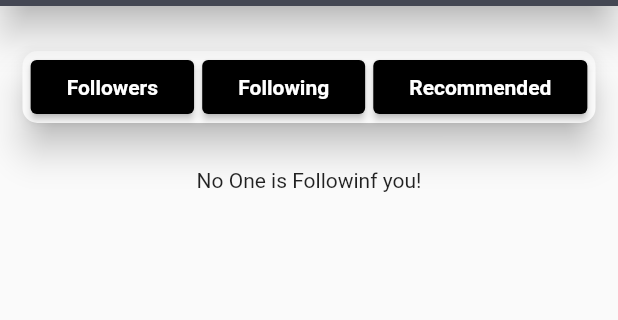
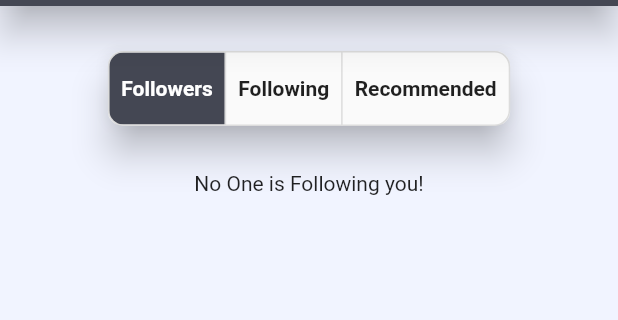
Before and after one commit to DhrupamP/MissionEd-forum-App, a Flutter app: the NetworkPage screen opened by its route, on a phone screen of 412 x 824 dp, the part 84-404 px from its top. Run offline on Flutter 3.47's test engine with Material 2 defaults, Android fonts, the light colour scheme and no system bars; our stand-ins replace carousel_slider, smooth_star_rating.

Commit message:
network page 1

```diff
--- /dev/null
+++ b/lib/components/recommended.dart
@@ -0,0 +1,12 @@
+import 'package:flutter/material.dart';
+
+class RecommendedCards extends StatelessWidget {
+  const RecommendedCards({Key? key}) : super(key: key);
+
+  @override
+  Widget build(BuildContext context) {
+    return Column(
+      children: [],
+    );
+  }
+}
--- a/lib/screens/home_page..dart
+++ b/lib/screens/home_page..dart
@@ -18,6 +18,7 @@ class _HomePageState extends State<HomePage> {
   @override
   Widget build(BuildContext context) {
     return Scaffold(
+      backgroundColor: Color(0xFFF1F4FF),
       appBar: MyAppBar(),
       floatingActionButton: FloatingActionButton(
         onPressed: () {
@@ -34,7 +35,6 @@ class _HomePageState extends State<HomePage> {
       endDrawer: MyDrawer(),
       body: SafeArea(
         child: Container(
-          color: Colors.lightBlue.shade50,
           height: double.infinity,
           child: ListView(
             children: [
--- a/lib/screens/network_page.dart
+++ b/lib/screens/network_page.dart
@@ -1,6 +1,7 @@
 import 'package:flutter/material.dart';
 import 'package:missioned_forum/components/my_app_bar.dart';
 import 'package:missioned_forum/components/my_drawer.dart';
+import 'package:missioned_forum/components/recommended.dart';
 
 var btnindex = 0;
 bool pressed = false;
@@ -13,21 +14,67 @@ class NetworkPage extends StatefulWidget {
 }
 
 class _NetworkPageState extends State<NetworkPage> {
-  bool pressed = false;
+  List<bool> isSelected = [];
 
   List<Widget> bodyElements = [
-    Text('No One is Followinf you!'),
+    Text('No One is Following you!'),
     Text('your are not following anyone!'),
     Container(
-      color: Colors.red,
-      height: 100,
-      width: double.infinity,
+      margin: EdgeInsets.all(20),
+      decoration: BoxDecoration(
+        borderRadius: BorderRadius.circular(20),
+        gradient: LinearGradient(
+          begin: Alignment(0.9, 0.0),
+          end: Alignment.topLeft,
+          colors: [Color(0xFF7A7A9B), Color(0x77858592)],
+        ),
+      ),
+      child: Row(
+        children: [
+          Padding(
+            padding: const EdgeInsets.all(20.0),
+            child: CircleAvatar(
+              child: ClipRRect(
+                  borderRadius: BorderRadius.circular(55),
+                  child: Image.asset('assets/images/MIssionEdLogo.jpg')),
+              radius: 55,
+            ),
+          ),
+          Container(
+            height: 150,
+            child: Column(
+              mainAxisAlignment: MainAxisAlignment.start,
+              children: [
+                Text(
+                  'email.email.com',
+                  style: TextStyle(
+                      color: Colors.white, fontWeight: FontWeight.bold),
+                ),
+                Text(
+                  'NAME',
+                  style: TextStyle(
+                    color: Colors.white,
+                    fontWeight: FontWeight.bold,
+                  ),
+                ),
+              ],
+            ),
+          )
+        ],
+      ),
     )
   ];
+  @override
+  void initState() {
+    // TODO: implement initState
+    isSelected = [true, false, false];
+    super.initState();
+  }
 
   @override
   Widget build(BuildContext context) {
     return Scaffold(
+      backgroundColor: Color(0xFFF1F4FF),
       appBar: MyAppBar(),
       endDrawer: MyDrawer(),
       body: Column(
@@ -39,71 +86,43 @@ class _NetworkPageState extends State<NetworkPage> {
               child: Material(
                 borderRadius: BorderRadius.circular(10),
                 elevation: 10,
-                  child: Row(
-                    mainAxisAlignment: MainAxisAlignment.spaceEvenly,
-                    children: [
-                      Container(
-                        child: ElevatedButton(
-                          style: ButtonStyle(
-                              backgroundColor: MaterialStateProperty.all(
-                                  pressed ? Colors.black : Colors.black)),
-                          onPressed: () {
-                            setState(() {
-                              pressed = !pressed;
-                              btnindex = 0;
-                            });
-                          },
-                          child: Container(
+                child: ToggleButtons(
+                  children: <Widget>[
+                    // first toggle button
+                    Padding(
                       padding: const EdgeInsets.all(8.0),
-                            child: Text(
-                              'Followers',
-                              style: TextStyle(fontWeight: FontWeight.bold),
+                      child: Text('Followers',
+                          style: TextStyle(fontWeight: FontWeight.bold)),
                     ),
-                          ),
-                        ),
-                      ),
-                      Container(
-                        child: ElevatedButton(
-                          style: ButtonStyle(
-                              backgroundColor: MaterialStateProperty.all(
-                                  pressed ? Colors.black : Colors.black)),
-                          onPressed: () {
-                            setState(() {
-                              pressed = !pressed;
-                              btnindex = 1;
-                            });
-                          },
-                          child: Container(
+                    // second toggle button
+                    Padding(
                       padding: const EdgeInsets.all(8.0),
                       child: Text(
                         'Following',
                         style: TextStyle(fontWeight: FontWeight.bold),
                       ),
                     ),
+                    // third toggle button
+                    Padding(
+                      padding: const EdgeInsets.all(8.0),
+                      child: Text('Recommended',
+                          style: TextStyle(fontWeight: FontWeight.bold)),
+                    ),
+                  ],
+                  onPressed: (int index) {
+                    setState(() {
+                      for (int i = 0; i < isSelected.length; i++) {
+                        isSelected[i] = i == index;
+                        btnindex = index;
+                      }
+                    });
+                  },
+                  isSelected: isSelected,
+                  selectedColor: Colors.white,
+                  fillColor: Color(0xff444753),
+                  borderRadius: BorderRadius.circular(10),
                 ),
               ),
-                      Container(
-                        child: ElevatedButton(
-                          style: ButtonStyle(
-                              backgroundColor: MaterialStateProperty.all(
-                                  pressed ? Colors.black : Colors.black)),
-                          onPressed: () {
-                            setState(() {
-                              pressed = !pressed;
-                              btnindex = 2;
-                            });
-                          },
-                          child: Container(
-                            padding: const EdgeInsets.all(8.0),
-                            child: Text(
-                              'Recommended',
-                              style: TextStyle(fontWeight: FontWeight.bold),
-                            ),
-                          ),
-                        ),
-                      ),
-                    ],
-                  )),
             ),
           ),
           Container(
@@ -114,3 +133,62 @@ class _NetworkPageState extends State<NetworkPage> {
     );
   }
 }
+// Row(
+// mainAxisAlignment: MainAxisAlignment.spaceEvenly,
+// children: [
+// ElevatedButton(
+// style: ButtonStyle(
+// backgroundColor: MaterialStateProperty.all(
+// pressed ? Colors.black : Colors.black)),
+// onPressed: () {
+// setState(() {
+// pressed = !pressed;
+// btnindex = 0;
+// });
+// },
+// child: Text(
+// 'Followers',
+// style: TextStyle(fontWeight: FontWeight.bold),
+// ),
+// ),
+// Container(
+// child: ElevatedButton(
+// style: ButtonStyle(
+// backgroundColor:
+// MaterialStateProperty.all(Colors.black)),
+// onPressed: () {
+// setState(() {
+// pressed = !pressed;
+// btnindex = 1;
+// });
+// },
+// child: Container(
+// padding: const EdgeInsets.all(8.0),
+// child: Text(
+// 'Following',
+// style: TextStyle(fontWeight: FontWeight.bold),
+// ),
+// ),
+// ),
+// ),
+// ElevatedButton(
+// style: ButtonStyle(
+// backgroundColor:
+// MaterialStateProperty.all(Colors.black),
+// ),
+// onPressed: () {
+// setState(() {
+// pressed = !pressed;
+// btnindex = 2;
+// });
+// },
+// child: Container(
+// padding: const EdgeInsets.all(8.0),
+// child: Text(
+// 'Recommended',
+// style: TextStyle(fontWeight: FontWeight.bold),
+// ),
+// ),
+// ),
+// ],
+// )
```
Also changed, not shown: 1 other file. Lines whose indentation alone changed are shown as unchanged.
